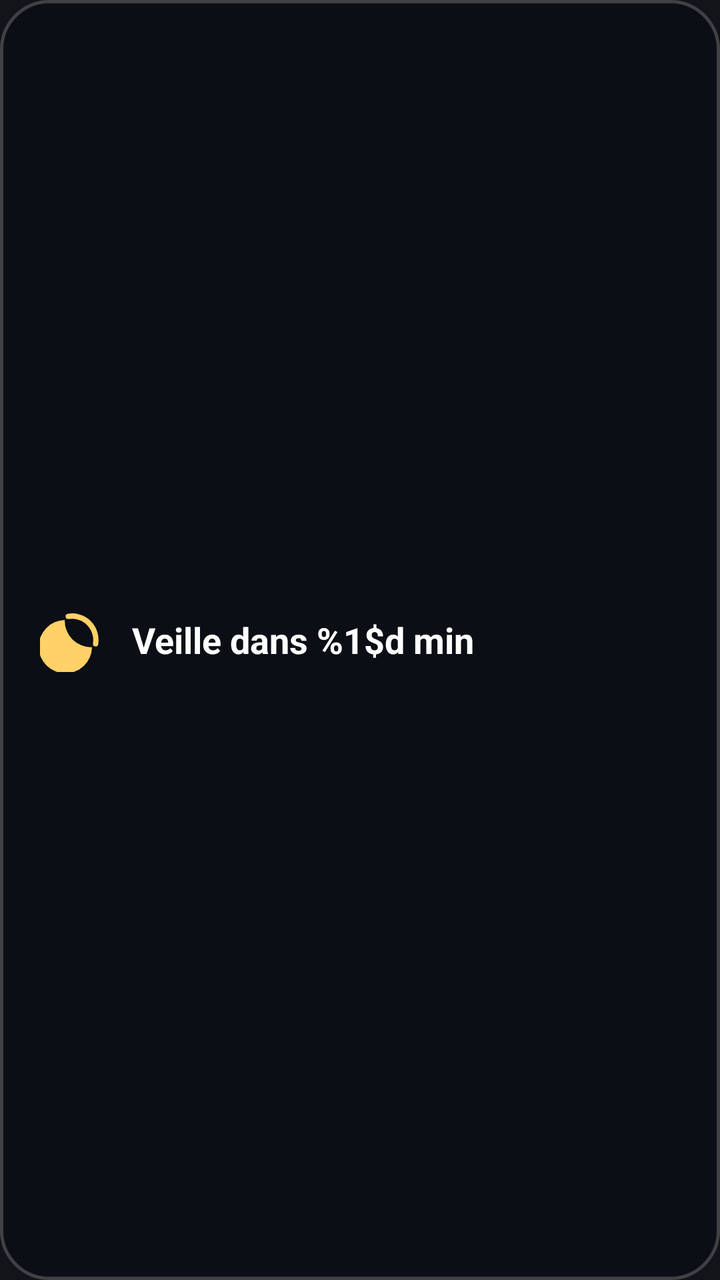
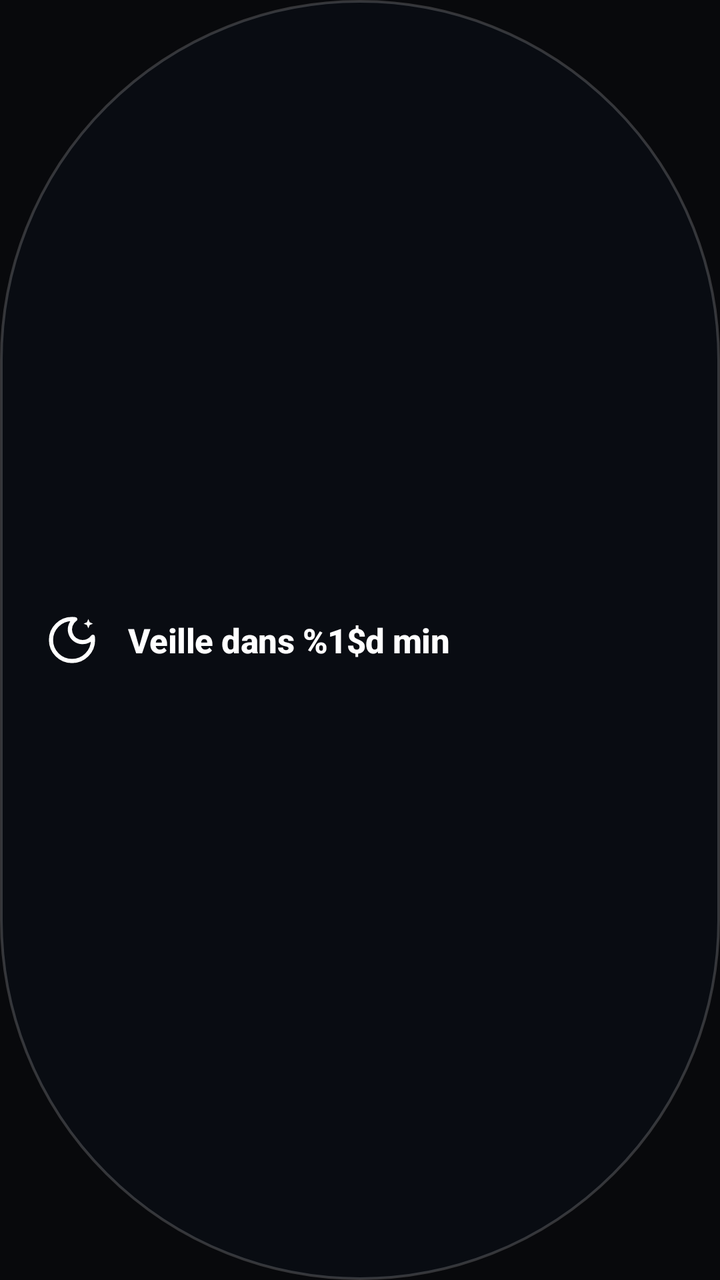

Compare the two renders of this Android layout. The source of the first and the diff that turns it into the second are given below.
<!-- AndroidManifest.xml: application theme Theme.QuickSleepTimer -->
<!-- res/layout/overlay_hud.xml -->
<?xml version="1.0" encoding="utf-8"?>
<LinearLayout xmlns:android="http://schemas.android.com/apk/res/android"
    android:id="@+id/hudRoot"
    android:layout_width="wrap_content"
    android:layout_height="wrap_content"
    android:background="@drawable/bg_hud_pill"
    android:elevation="12dp"
    android:gravity="center_vertical"
    android:orientation="horizontal">

    <ImageView
        android:id="@+id/hudIcon"
        android:layout_width="32dp"
        android:layout_height="32dp"
        android:layout_marginEnd="14dp"
        android:contentDescription="@null"
        android:src="@drawable/ic_moon" />

    <LinearLayout
        android:layout_width="wrap_content"
        android:layout_height="wrap_content"
        android:orientation="vertical">

        <TextView
            android:id="@+id/hudTitle"
            android:layout_width="wrap_content"
            android:layout_height="wrap_content"
            android:text="@string/hud_timer_started"
            android:textColor="@color/hud_text_title"
            android:textSize="18sp"
            android:textStyle="bold" />

        <TextView
            android:id="@+id/hudSubtitle"
            android:layout_width="wrap_content"
            android:layout_height="wrap_content"
            android:layout_marginTop="2dp"
            android:text=""
            android:textColor="@color/hud_text_subtitle"
            android:textSize="13sp"
            android:visibility="gone" />

    </LinearLayout>

</LinearLayout>
<!-- resources referenced by this layout -->
<resources>
  <color name="hud_text_subtitle">#CAD4E0</color>
  <color name="hud_text_title">#FFFFFF</color>
  <!-- drawable bg_hud_pill (drawable) -->
  <?xml version="1.0" encoding="utf-8"?>
  <shape xmlns:android="http://schemas.android.com/apk/res/android"
      android:shape="rectangle">
      <solid android:color="@color/hud_background" />
      <corners android:radius="24dp" />
      <stroke
          android:width="1.5dp"
          android:color="#33FFFFFF" />
      <padding
          android:bottom="14dp"
          android:left="20dp"
          android:right="20dp"
          android:top="14dp" />
  </shape>
  <!-- drawable ic_moon (drawable) -->
  <vector xmlns:android="http://schemas.android.com/apk/res/android"
      android:width="24dp"
      android:height="24dp"
      android:viewportWidth="24"
      android:viewportHeight="24">
      <path
          android:fillColor="#FFD166"
          android:pathData="M12.3,2a10,10 0,0 0,-1.9 0.18,1 1 0,0 0,-0.79 1.14,1 1 0,0 0,1.09 0.82A8,8 0,0 1,19.86 13.3a1 1 0,0 0,0.82 1.09,1 1 0,0 0,1.14,-0.79A10,10 0,0 0,12.3 2zM9.27,4.49A10,10 0,1 0,19.51 14.73,10,10 0,0 1,9.27 4.49z" />
  </vector>
  <string name="hud_timer_started">Veille dans %1$d min</string>
  <style name="Theme.QuickSleepTimer" parent="Theme.AppCompat.NoActionBar">
          <item name="android:windowBackground">@color/tv_background</item>
          <item name="android:textColorPrimary">@color/tv_text_primary</item>
          <item name="android:textColorSecondary">@color/tv_text_secondary</item>
          <item name="colorAccent">@color/tv_accent</item>
          <item name="colorPrimary">@color/tv_accent</item>
          <item name="colorPrimaryDark">@color/tv_background</item>
      </style>
  <color name="hud_background">#D90A0D14</color>
  <color name="tv_background">#121418</color>
  <color name="tv_text_primary">#F0F3F8</color>
  <color name="tv_text_secondary">#9DA7B8</color>
  <color name="tv_accent">#4D88FF</color>
</resources>

<!-- the commit's change to res/layout/overlay_hud.xml (unified diff, before → after) -->
@@ -3,18 +3,18 @@
     android:id="@+id/hudRoot"
     android:layout_width="wrap_content"
     android:layout_height="wrap_content"
-    android:background="@drawable/bg_hud_pill"
-    android:elevation="12dp"
+    android:background="@drawable/bg_apple_hud_pill"
+    android:elevation="14dp"
     android:gravity="center_vertical"
     android:orientation="horizontal">
 
     <ImageView
         android:id="@+id/hudIcon"
-        android:layout_width="32dp"
-        android:layout_height="32dp"
+        android:layout_width="28dp"
+        android:layout_height="28dp"
         android:layout_marginEnd="14dp"
         android:contentDescription="@null"
-        android:src="@drawable/ic_moon" />
+        android:src="@drawable/ic_apple_moon" />
 
     <LinearLayout
         android:layout_width="wrap_content"
@@ -25,9 +25,11 @@
             android:id="@+id/hudTitle"
             android:layout_width="wrap_content"
             android:layout_height="wrap_content"
+            android:fontFamily="sans-serif-medium"
+            android:letterSpacing="-0.01"
             android:text="@string/hud_timer_started"
             android:textColor="@color/hud_text_title"
-            android:textSize="18sp"
+            android:textSize="17sp"
             android:textStyle="bold" />
 
         <TextView
@@ -35,9 +37,10 @@
             android:layout_width="wrap_content"
             android:layout_height="wrap_content"
             android:layout_marginTop="2dp"
+            android:fontFamily="sans-serif-medium"
             android:text=""
             android:textColor="@color/hud_text_subtitle"
-            android:textSize="13sp"
+            android:textSize="12sp"
             android:visibility="gone" />
 
     </LinearLayout>
<!-- resource entries referenced after the edit -->
@@ -1,31 +1,40 @@
 <!-- resources referenced by this layout -->
 <resources>
-  <color name="hud_text_subtitle">#CAD4E0</color>
+  <color name="hud_text_subtitle">#94A3B8</color>
   <color name="hud_text_title">#FFFFFF</color>
-  <!-- drawable bg_hud_pill (drawable) -->
+  <!-- drawable bg_apple_hud_pill (drawable) -->
   <?xml version="1.0" encoding="utf-8"?>
   <shape xmlns:android="http://schemas.android.com/apk/res/android"
       android:shape="rectangle">
       <solid android:color="@color/hud_background" />
-      <corners android:radius="24dp" />
+      <corners android:radius="999dp" />
       <stroke
-          android:width="1.5dp"
-          android:color="#33FFFFFF" />
+          android:width="1.2dp"
+          android:color="@color/hud_border" />
       <padding
-          android:bottom="14dp"
-          android:left="20dp"
-          android:right="20dp"
-          android:top="14dp" />
+          android:bottom="12dp"
+          android:left="22dp"
+          android:right="22dp"
+          android:top="12dp" />
   </shape>
-  <!-- drawable ic_moon (drawable) -->
+  <!-- drawable ic_apple_moon (drawable) -->
   <vector xmlns:android="http://schemas.android.com/apk/res/android"
       android:width="24dp"
       android:height="24dp"
       android:viewportWidth="24"
       android:viewportHeight="24">
+      
       <path
-          android:fillColor="#FFD166"
-          android:pathData="M12.3,2a10,10 0,0 0,-1.9 0.18,1 1 0,0 0,-0.79 1.14,1 1 0,0 0,1.09 0.82A8,8 0,0 1,19.86 13.3a1 1 0,0 0,0.82 1.09,1 1 0,0 0,1.14,-0.79A10,10 0,0 0,12.3 2zM9.27,4.49A10,10 0,1 0,19.51 14.73,10,10 0,0 1,9.27 4.49z" />
+          android:fillColor="#00000000"
+          android:strokeColor="#FFFFFF"
+          android:strokeWidth="1.8"
+          android:strokeLineCap="round"
+          android:strokeLineJoin="round"
+          android:pathData="M12,3a9,9 0,1 0,9 9c0,-0.46 -0.04,-0.92 -0.1,-1.36a5.389,5.389 0,0 1,-4.4 2.26 5.403,5.403 0,0 1,-3.14 -9.8A9,9 0,0 0,12 3z" />
+      
+      <path
+          android:fillColor="#FFFFFF"
+          android:pathData="M19,3l0.6,1.4 1.4,0.6 -1.4,0.6 -0.6,1.4 -0.6,-1.4 -1.4,-0.6 1.4,-0.6z" />
   </vector>
   <string name="hud_timer_started">Veille dans %1$d min</string>
   <style name="Theme.QuickSleepTimer" parent="Theme.AppCompat.NoActionBar">
@@ -36,10 +45,11 @@
           <item name="colorPrimary">@color/tv_accent</item>
           <item name="colorPrimaryDark">@color/tv_background</item>
       </style>
-  <color name="hud_background">#D90A0D14</color>
-  <color name="tv_background">#121418</color>
-  <color name="tv_text_primary">#F0F3F8</color>
-  <color name="tv_text_secondary">#9DA7B8</color>
-  <color name="tv_accent">#4D88FF</color>
+  <color name="hud_background">#E00A0D14</color>
+  <color name="hud_border">#2EFFFFFF</color>
+  <color name="tv_background">#08090C</color>
+  <color name="tv_text_primary">#F8FAFC</color>
+  <color name="tv_text_secondary">#94A3B8</color>
+  <color name="tv_accent">#FFFFFF</color>
 </resources>
 
